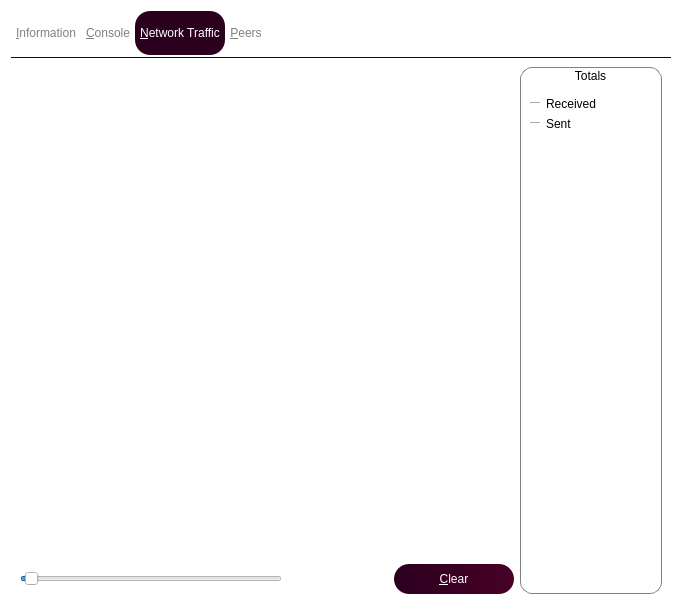
Above: src/qt/forms/debugwindow.ui from noirofficial/noir before the change. Below: the same form after it.
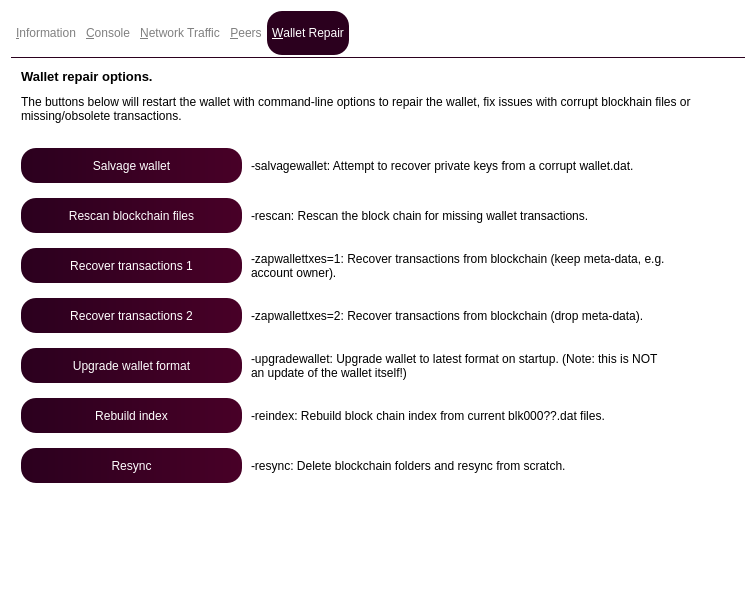
That is the form after the change. Icons and pictures are not drawn. Custom widgets are drawn as their Qt base class.

Commit message: add wallet repair options

```diff
--- a/src/qt/forms/debugwindow.ui
+++ b/src/qt/forms/debugwindow.ui
@@ -6,7 +6,7 @@
    <rect>
     <x>0</x>
     <y>0</y>
-    <width>682</width>
+    <width>756</width>
     <height>614</height>
    </rect>
   </property>
@@ -54,7 +54,7 @@
 </string>
      </property>
      <property name="currentIndex">
-      <number>2</number>
+      <number>4</number>
      </property>
      <widget class="QWidget" name="tab_info">
       <attribute name="title">
@@ -1660,6 +1660,396 @@
        </item>
       </layout>
      </widget>
+     <widget class="QWidget" name="tab_repair">
+      <attribute name="title">
+       <string>&amp;Wallet Repair</string>
+      </attribute>
+      <widget class="QPushButton" name="btn_salvagewallet">
+       <property name="geometry">
+        <rect>
+         <x>10</x>
+         <y>90</y>
+         <width>221</width>
+         <height>35</height>
+        </rect>
+       </property>
+       <property name="minimumSize">
+        <size>
+         <width>180</width>
+         <height>35</height>
+        </size>
+       </property>
+       <property name="styleSheet">
+        <string notr="true">background: QLinearGradient(x1: 0, y1: 0, x2: 1, y2: 0, stop: 0 #2b001e, stop: 1 #480027);
+color: white;
+border-radius:15px;
+height:30px;
+width:105px;
+</string>
+       </property>
+       <property name="text">
+        <string>Salvage wallet</string>
+       </property>
+      </widget>
+      <widget class="QPushButton" name="btn_rescan">
+       <property name="geometry">
+        <rect>
+         <x>10</x>
+         <y>140</y>
+         <width>221</width>
+         <height>35</height>
+        </rect>
+       </property>
+       <property name="minimumSize">
+        <size>
+         <width>180</width>
+         <height>35</height>
+        </size>
+       </property>
+       <property name="styleSheet">
+        <string notr="true">background: QLinearGradient(x1: 0, y1: 0, x2: 1, y2: 0, stop: 0 #2b001e, stop: 1 #480027);
+color: white;
+border-radius:15px;
+height:30px;
+width:105px;</string>
+       </property>
+       <property name="text">
+        <string>Rescan blockchain files</string>
+       </property>
+      </widget>
+      <widget class="QPushButton" name="btn_zapwallettxes1">
+       <property name="geometry">
+        <rect>
+         <x>10</x>
+         <y>190</y>
+         <width>221</width>
+         <height>35</height>
+        </rect>
+       </property>
+       <property name="minimumSize">
+        <size>
+         <width>180</width>
+         <height>35</height>
+        </size>
+       </property>
+       <property name="styleSheet">
+        <string notr="true">background: QLinearGradient(x1: 0, y1: 0, x2: 1, y2: 0, stop: 0 #2b001e, stop: 1 #480027);
+color: white;
+border-radius:15px;
+height:30px;
+width:105px;</string>
+       </property>
+       <property name="text">
+        <string>Recover transactions 1</string>
+       </property>
+      </widget>
+      <widget class="QPushButton" name="btn_zapwallettxes2">
+       <property name="geometry">
+        <rect>
+         <x>10</x>
+         <y>240</y>
+         <width>221</width>
+         <height>35</height>
+        </rect>
+       </property>
+       <property name="minimumSize">
+        <size>
+         <width>180</width>
+         <height>35</height>
+        </size>
+       </property>
+       <property name="styleSheet">
+        <string notr="true">background: QLinearGradient(x1: 0, y1: 0, x2: 1, y2: 0, stop: 0 #2b001e, stop: 1 #480027);
+color: white;
+border-radius:15px;
+height:30px;
+width:105px;</string>
+       </property>
+       <property name="text">
+        <string>Recover transactions 2</string>
+       </property>
+      </widget>
+      <widget class="QPushButton" name="btn_upgradewallet">
+       <property name="geometry">
+        <rect>
+         <x>10</x>
+         <y>290</y>
+         <width>221</width>
+         <height>35</height>
+        </rect>
+       </property>
+       <property name="minimumSize">
+        <size>
+         <width>180</width>
+         <height>35</height>
+        </size>
+       </property>
+       <property name="styleSheet">
+        <string notr="true">background: QLinearGradient(x1: 0, y1: 0, x2: 1, y2: 0, stop: 0 #2b001e, stop: 1 #480027);
+color: white;
+border-radius:15px;
+height:30px;
+width:105px;</string>
+       </property>
+       <property name="text">
+        <string>Upgrade wallet format</string>
+       </property>
+      </widget>
+      <widget class="QLabel" name="label_repair_helptext">
+       <property name="geometry">
+        <rect>
+         <x>10</x>
+         <y>30</y>
+         <width>711</width>
+         <height>41</height>
+        </rect>
+       </property>
+       <property name="font">
+        <font>
+         <weight>50</weight>
+         <bold>false</bold>
+        </font>
+       </property>
+       <property name="text">
+        <string>The buttons below will restart the wallet with command-line options to repair the wallet, fix issues with corrupt blockhain files or missing/obsolete transactions.</string>
+       </property>
+       <property name="wordWrap">
+        <bool>true</bool>
+       </property>
+      </widget>
+      <widget class="QLabel" name="label_repair_salvage">
+       <property name="geometry">
+        <rect>
+         <x>240</x>
+         <y>90</y>
+         <width>420</width>
+         <height>35</height>
+        </rect>
+       </property>
+       <property name="minimumSize">
+        <size>
+         <width>0</width>
+         <height>35</height>
+        </size>
+       </property>
+       <property name="maximumSize">
+        <size>
+         <width>420</width>
+         <height>35</height>
+        </size>
+       </property>
+       <property name="text">
+        <string>-salvagewallet: Attempt to recover private keys from a corrupt wallet.dat.</string>
+       </property>
+       <property name="wordWrap">
+        <bool>true</bool>
+       </property>
+      </widget>
+      <widget class="QLabel" name="label_repair_rescan">
+       <property name="geometry">
+        <rect>
+         <x>240</x>
+         <y>140</y>
+         <width>420</width>
+         <height>35</height>
+        </rect>
+       </property>
+       <property name="maximumSize">
+        <size>
+         <width>420</width>
+         <height>35</height>
+        </size>
+       </property>
+       <property name="text">
+        <string>-rescan: Rescan the block chain for missing wallet transactions.</string>
+       </property>
+       <property name="wordWrap">
+        <bool>true</bool>
+       </property>
+      </widget>
+      <widget class="QLabel" name="label_repair_zap1">
+       <property name="geometry">
+        <rect>
+         <x>240</x>
+         <y>190</y>
+         <width>420</width>
+         <height>35</height>
+        </rect>
+       </property>
+       <property name="maximumSize">
+        <size>
+         <width>420</width>
+         <height>35</height>
+        </size>
+       </property>
+       <property name="text">
+        <string>-zapwallettxes=1: Recover transactions from blockchain (keep meta-data, e.g. account owner).</string>
+       </property>
+       <property name="wordWrap">
+        <bool>true</bool>
+       </property>
+      </widget>
+      <widget class="QLabel" name="label_repair_zap2">
+       <property name="geometry">
+        <rect>
+         <x>240</x>
+         <y>240</y>
+         <width>420</width>
+         <height>35</height>
+        </rect>
+       </property>
+       <property name="maximumSize">
+        <size>
+         <width>420</width>
+         <height>35</height>
+        </size>
+       </property>
+       <property name="text">
+        <string>-zapwallettxes=2: Recover transactions from blockchain (drop meta-data).</string>
+       </property>
+       <property name="wordWrap">
+        <bool>true</bool>
+       </property>
+      </widget>
+      <widget class="QLabel" name="label_repair_upgrade">
+       <property name="geometry">
+        <rect>
+         <x>240</x>
+         <y>290</y>
+         <width>420</width>
+         <height>35</height>
+        </rect>
+       </property>
+       <property name="maximumSize">
+        <size>
+         <width>420</width>
+         <height>35</height>
+        </size>
+       </property>
+       <property name="text">
+        <string>-upgradewallet: Upgrade wallet to latest format on startup. (Note: this is NOT an update of the wallet itself!)</string>
+       </property>
+       <property name="wordWrap">
+        <bool>true</bool>
+       </property>
+      </widget>
+      <widget class="QLabel" name="label_repair_header">
+       <property name="geometry">
+        <rect>
+         <x>10</x>
+         <y>10</y>
+         <width>711</width>
+         <height>16</height>
+        </rect>
+       </property>
+       <property name="font">
+        <font>
+         <pointsize>10</pointsize>
+         <weight>75</weight>
+         <bold>true</bold>
+        </font>
+       </property>
+       <property name="text">
+        <string>Wallet repair options.</string>
+       </property>
+       <property name="wordWrap">
+        <bool>true</bool>
+       </property>
+      </widget>
+      <widget class="QPushButton" name="btn_reindex">
+       <property name="geometry">
+        <rect>
+         <x>10</x>
+         <y>340</y>
+         <width>221</width>
+         <height>35</height>
+        </rect>
+       </property>
+       <property name="minimumSize">
+        <size>
+         <width>180</width>
+         <height>35</height>
+        </size>
+       </property>
+       <property name="styleSheet">
+        <string notr="true">background: QLinearGradient(x1: 0, y1: 0, x2: 1, y2: 0, stop: 0 #2b001e, stop: 1 #480027);
+color: white;
+border-radius:15px;
+height:30px;
+width:105px;</string>
+       </property>
+       <property name="text">
+        <string>Rebuild index</string>
+       </property>
+      </widget>
+      <widget class="QLabel" name="label_repair_reindex">
+       <property name="geometry">
+        <rect>
+         <x>240</x>
+         <y>340</y>
+         <width>420</width>
+         <height>35</height>
+        </rect>
+       </property>
+       <property name="maximumSize">
+        <size>
+         <width>420</width>
+         <height>35</height>
+        </size>
+       </property>
+       <property name="text">
+        <string>-reindex: Rebuild block chain index from current blk000??.dat files.</string>
+       </property>
+       <property name="wordWrap">
+        <bool>true</bool>
+       </property>
+      </widget>
+      <widget class="QPushButton" name="btn_resync">
+       <property name="geometry">
+        <rect>
+         <x>10</x>
+         <y>390</y>
+         <width>221</width>
+         <height>35</height>
+        </rect>
+       </property>
+       <property name="minimumSize">
+        <size>
+         <width>180</width>
+         <height>35</height>
+        </size>
+       </property>
+       <property name="styleSheet">
+        <string notr="true">background: QLinearGradient(x1: 0, y1: 0, x2: 1, y2: 0, stop: 0 #2b001e, stop: 1 #480027);
+color: white;
+border-radius:15px;
+height:30px;
+width:105px;</string>
+       </property>
+       <property name="text">
+        <string>Resync</string>
+       </property>
+      </widget>
+      <widget class="QLabel" name="label_repair_resync">
+       <property name="geometry">
+        <rect>
+         <x>240</x>
+         <y>390</y>
+         <width>420</width>
+         <height>35</height>
+        </rect>
+       </property>
+       <property name="maximumSize">
+        <size>
+         <width>420</width>
+         <height>35</height>
+        </size>
+       </property>
+       <property name="text">
+        <string>-resync: Delete blockchain folders and resync from scratch.</string>
+       </property>
+      </widget>
+     </widget>
     </widget>
    </item>
   </layout>
```
The commit also changes 9 other files.
